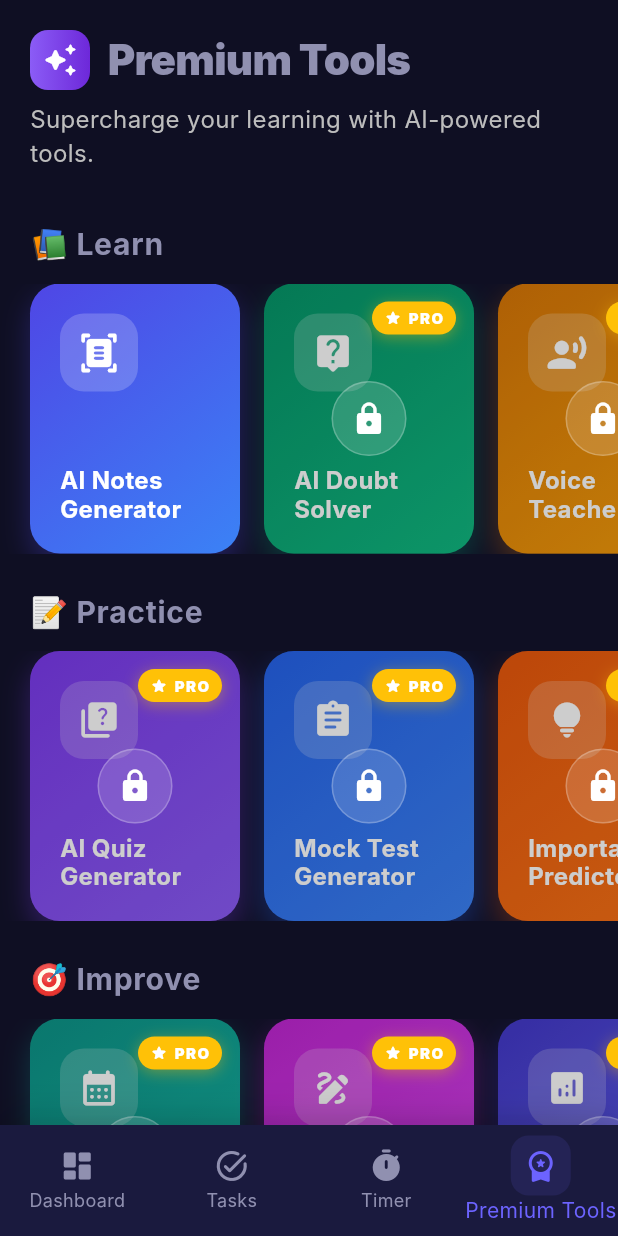
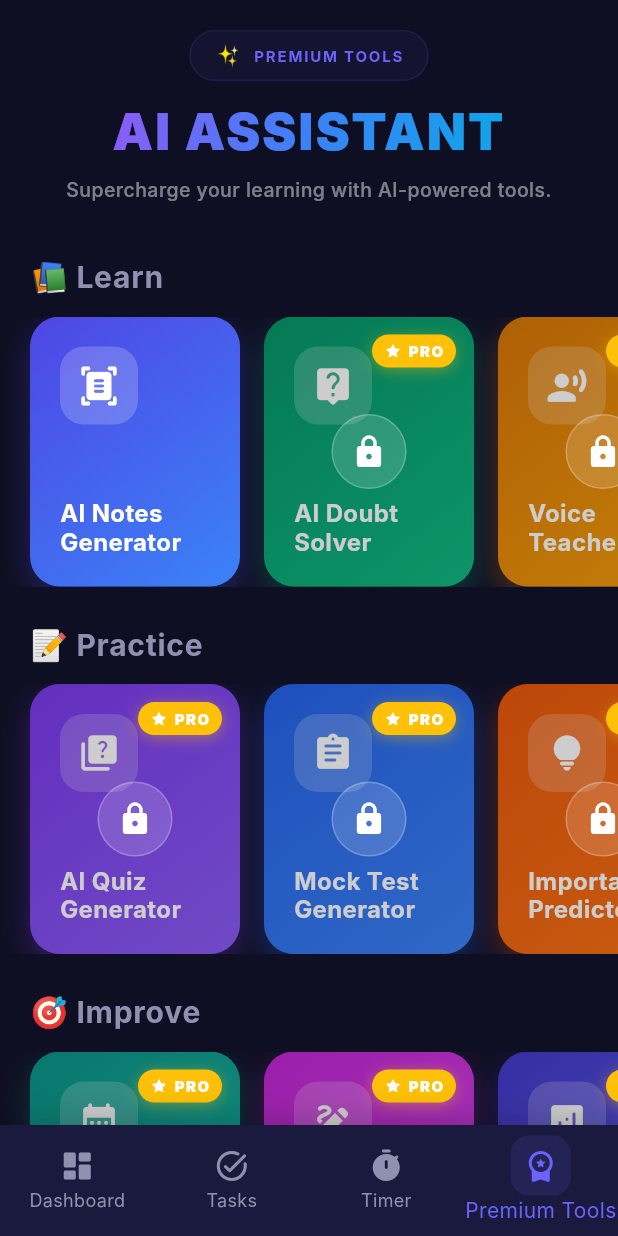
Before and after one commit to ragiib/study_worrior, a Flutter app: the screen it shows after launch, item 4 of the bottom bar chosen, on a phone screen of 412 x 824 dp. Run offline on Flutter 3.47's test engine with Material 3 defaults, Android fonts, the phone set to English and light mode, and no system bars; our stand-ins replace fl_chart, flutter_local_notifications, flutter_markdown, hive_flutter, image_picker, pdf and 4 more; missing offline and left inert: google_mlkit_text_recognition; accounts and stored records are empty; Roboto replaces fonts that are missing (Inter).

Commit message:
headers changed

```diff
--- a/study_warrior/lib/app/screens/premium_ai_screen.dart
+++ b/study_warrior/lib/app/screens/premium_ai_screen.dart
@@ -1,6 +1,9 @@
 import 'package:flutter/material.dart';
 
+import '../models/user_model.dart';
+import '../theme/app_theme.dart';
 import '../widgets/premium_feature_card.dart';
+import '../widgets/premium_page_header.dart';
 import 'ai_notes_generator_screen.dart';
 import 'premium_upgrade_screen.dart';
 
@@ -33,41 +36,11 @@ class PremiumAiScreen extends StatelessWidget {
           SliverToBoxAdapter(
             child: Padding(
               padding: const EdgeInsets.fromLTRB(20, 20, 20, 10),
-              child: Column(
-                crossAxisAlignment: CrossAxisAlignment.start,
-                children: [
-                  Row(
-                    children: [
-                      Container(
-                        padding: const EdgeInsets.all(8),
-                        decoration: BoxDecoration(
-                          gradient: const LinearGradient(
-                            colors: [Color(0xFF8B5CF6), Color(0xFF6D28D9)],
-                          ),
-                          borderRadius: BorderRadius.circular(12),
-                        ),
-                        child: const Icon(Icons.auto_awesome_rounded, color: Colors.white, size: 24),
-                      ),
-                      const SizedBox(width: 12),
-                      const Text(
-                        'Premium Tools',
-                        style: TextStyle(
-                          fontSize: 28,
-                          fontWeight: FontWeight.w900,
-                          letterSpacing: -0.5,
-                        ),
-                      ),
-                    ],
-                  ),
-                  const SizedBox(height: 8),
-                  Text(
-                    'Supercharge your learning with AI-powered tools.',
-                    style: TextStyle(
-                      fontSize: 16,
-                      color: isDark ? Colors.grey[400] : Colors.grey[600],
-                    ),
-                  ),
-                ],
+              child: const PremiumPageHeader(
+                topLabel: 'Premium Tools',
+                emoji: '✨',
+                title: 'AI Assistant',
+                subtitle: 'Supercharge your learning with AI-powered tools.',
               ),
             ),
           ),
--- /dev/null
+++ b/study_warrior/lib/app/widgets/premium_page_header.dart
@@ -0,0 +1,83 @@
+import 'package:flutter/material.dart';
+
+class PremiumPageHeader extends StatelessWidget {
+  final String title;
+  final String topLabel;
+  final String emoji;
+  final String subtitle;
+
+  const PremiumPageHeader({
+    super.key,
+    required this.title,
+    required this.topLabel,
+    required this.emoji,
+    required this.subtitle,
+  });
+
+  @override
+  Widget build(BuildContext context) {
+    return Column(
+      crossAxisAlignment: CrossAxisAlignment.center,
+      children: [
+        Container(
+          padding: const EdgeInsets.symmetric(horizontal: 16, vertical: 6),
+          decoration: BoxDecoration(
+            color: Theme.of(context).colorScheme.primary.withAlpha(15),
+            borderRadius: BorderRadius.circular(20),
+            border: Border.all(
+              color: Theme.of(context).colorScheme.primary.withAlpha(30),
+            ),
+          ),
+          child: Row(
+            mainAxisSize: MainAxisSize.min,
+            children: [
+              Text(
+                emoji,
+                style: const TextStyle(fontSize: 14),
+              ),
+              const SizedBox(width: 8),
+              Text(
+                topLabel.toUpperCase(),
+                style: TextStyle(
+                  color: Theme.of(context).colorScheme.primary,
+                  fontWeight: FontWeight.w700,
+                  letterSpacing: 1.2,
+                  fontSize: 10,
+                ),
+              ),
+            ],
+          ),
+        ),
+        const SizedBox(height: 12),
+        ShaderMask(
+          blendMode: BlendMode.srcIn,
+          shaderCallback: (bounds) => const LinearGradient(
+            colors: [Color(0xFF8B5CF6), Color(0xFF3B82F6), Color(0xFF0EA5E9)],
+            begin: Alignment.topLeft,
+            end: Alignment.bottomRight,
+          ).createShader(Rect.fromLTWH(0, 0, bounds.width, bounds.height)),
+          child: Text(
+            title.toUpperCase(),
+            style: Theme.of(context).textTheme.headlineLarge?.copyWith(
+                  fontWeight: FontWeight.w900,
+                  letterSpacing: 1.5,
+                  fontSize: 34,
+                ),
+            textAlign: TextAlign.center,
+          ),
+        ),
+        const SizedBox(height: 8),
+        Text(
+          subtitle,
+          style: TextStyle(
+            color: Theme.of(context).colorScheme.onSurface.withAlpha(120),
+            fontSize: 13,
+            fontWeight: FontWeight.w500,
+            letterSpacing: 0.3,
+          ),
+          textAlign: TextAlign.center,
+        ),
+      ],
+    );
+  }
+}
```
Also changed, not shown: study_warrior/lib/app/screens/ai_notes_generator_screen.dart (+9 -2 lines), study_warrior/lib/app/screens/dashboard_screen.dart (+6 -60 lines), study_warrior/lib/app/screens/detailed_stats_screen.dart (+6 -11 lines), study_warrior/lib/app/screens/pomodoro_screen.dart (+7 -9 lines), study_warrior/lib/app/screens/saved_notes_screen.dart (+8 -2 lines), study_warrior/lib/app/screens/settings_screen.dart (+6 -8 lines), study_warrior/lib/app/screens/study_stats_screen.dart (+6 -11 lines), study_warrior/lib/app/screens/tasks_screen.dart (+6 -18 lines).
